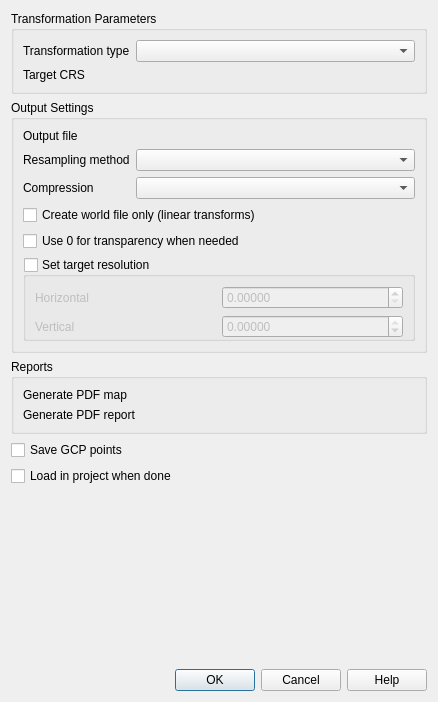
Above: src/ui/georeferencer/qgstransformsettingsdialogbase.ui from nextgis/nextgisqgis before the change. Below: the same form after it.
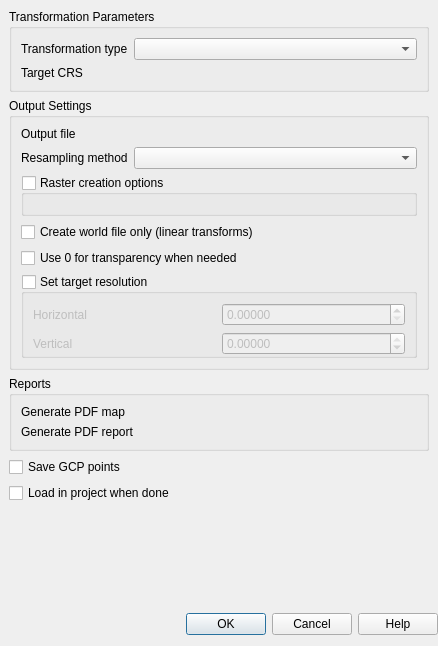
That is the form after the change. Custom widgets are drawn as their Qt base class.

```diff
--- a/src/ui/georeferencer/qgstransformsettingsdialogbase.ui
+++ b/src/ui/georeferencer/qgstransformsettingsdialogbase.ui
@@ -7,21 +7,133 @@
     <x>0</x>
     <y>0</y>
     <width>438</width>
-    <height>702</height>
+    <height>646</height>
    </rect>
   </property>
   <property name="windowTitle">
    <string>Transformation Settings</string>
   </property>
   <layout class="QGridLayout" name="gridLayout_2">
-   <item row="9" column="0">
-    <widget class="QDialogButtonBox" name="buttonBox">
-     <property name="orientation">
-      <enum>Qt::Horizontal</enum>
-     </property>
-     <property name="standardButtons">
-      <set>QDialogButtonBox::Cancel|QDialogButtonBox::Help|QDialogButtonBox::Ok</set>
-     </property>
+   <property name="leftMargin">
+    <number>0</number>
+   </property>
+   <property name="topMargin">
+    <number>0</number>
+   </property>
+   <property name="rightMargin">
+    <number>0</number>
+   </property>
+   <item row="0" column="0">
+    <widget class="QgsScrollArea" name="scrollArea">
+     <property name="frameShape">
+      <enum>QFrame::Shape::NoFrame</enum>
+     </property>
+     <property name="widgetResizable">
+      <bool>true</bool>
+     </property>
+     <widget class="QWidget" name="scrollAreaWidgetContents">
+      <property name="geometry">
+       <rect>
+        <x>0</x>
+        <y>0</y>
+        <width>438</width>
+        <height>600</height>
+       </rect>
+      </property>
+      <layout class="QGridLayout" name="gridLayout_7">
+       <item row="0" column="0">
+        <widget class="QGroupBox" name="groupBox">
+         <property name="title">
+          <string>Transformation Parameters</string>
+         </property>
+         <layout class="QGridLayout" name="gridLayout_4">
+          <item row="0" column="0">
+           <widget class="QLabel" name="label">
+            <property name="sizePolicy">
+             <sizepolicy hsizetype="Fixed" vsizetype="Preferred">
+              <horstretch>0</horstretch>
+              <verstretch>0</verstretch>
+             </sizepolicy>
+            </property>
+            <property name="text">
+             <string>Transformation type</string>
+            </property>
+           </widget>
+          </item>
+          <item row="0" column="1">
+           <widget class="QComboBox" name="cmbTransformType">
+            <property name="sizePolicy">
+             <sizepolicy hsizetype="Preferred" vsizetype="Fixed">
+              <horstretch>0</horstretch>
+              <verstretch>0</verstretch>
+             </sizepolicy>
+            </property>
+           </widget>
+          </item>
+          <item row="1" column="0">
+           <widget class="QLabel" name="label_3">
+            <property name="sizePolicy">
+             <sizepolicy hsizetype="Fixed" vsizetype="Preferred">
+              <horstretch>0</horstretch>
+              <verstretch>0</verstretch>
+             </sizepolicy>
+            </property>
+            <property name="text">
+             <string>Target CRS</string>
+            </property>
+           </widget>
+          </item>
+          <item row="1" column="1">
+           <widget class="QgsProjectionSelectionWidget" name="mCrsSelector" native="true">
+            <property name="focusPolicy">
+             <enum>Qt::FocusPolicy::StrongFocus</enum>
+            </property>
+           </widget>
+          </item>
+         </layout>
+        </widget>
+       </item>
+       <item row="4" column="0">
+        <widget class="QCheckBox" name="cbxLoadInProjectsWhenDone">
+         <property name="text">
+          <string>Load in project when done</string>
+         </property>
+        </widget>
+       </item>
+       <item row="3" column="0">
+        <widget class="QCheckBox" name="saveGcpCheckBox">
+         <property name="text">
+          <string>Save GCP points</string>
+         </property>
+        </widget>
+       </item>
+       <item row="2" column="0">
+        <widget class="QGroupBox" name="groupBox_3">
+         <property name="title">
+          <string>Reports</string>
+         </property>
+         <layout class="QGridLayout" name="gridLayout_6">
+          <item row="1" column="0">
+           <widget class="QLabel" name="label_6">
+            <property name="text">
+             <string>Generate PDF report</string>
+            </property>
+           </widget>
+          </item>
+          <item row="0" column="0">
+           <widget class="QLabel" name="label_7">
+            <property name="text">
+             <string>Generate PDF map</string>
+            </property>
+           </widget>
+          </item>
+          <item row="1" column="1">
+           <widget class="QgsFileWidget" name="mPdfReport" native="true"/>
+          </item>
+          <item row="0" column="1">
+           <widget class="QgsFileWidget" name="mPdfMap" native="true"/>
+          </item>
+         </layout>
     </widget>
    </item>
    <item row="1" column="0">
@@ -49,42 +161,6 @@
           <property name="bottomMargin">
            <number>0</number>
           </property>
-          <item row="3" column="0">
-           <widget class="QLabel" name="mCompressionLabel">
-            <property name="sizePolicy">
-             <sizepolicy hsizetype="Fixed" vsizetype="Preferred">
-              <horstretch>0</horstretch>
-              <verstretch>0</verstretch>
-             </sizepolicy>
-            </property>
-            <property name="text">
-             <string>Compression</string>
-            </property>
-            <property name="buddy">
-             <cstring>cmbCompressionComboBox</cstring>
-            </property>
-           </widget>
-          </item>
-          <item row="5" column="0" colspan="2">
-           <widget class="QCheckBox" name="cbxZeroAsTrans">
-            <property name="text">
-             <string>Use 0 for transparency when needed</string>
-            </property>
-            <property name="checked">
-             <bool>false</bool>
-            </property>
-           </widget>
-          </item>
-          <item row="3" column="1">
-           <widget class="QComboBox" name="cmbCompressionComboBox">
-            <property name="sizePolicy">
-             <sizepolicy hsizetype="Preferred" vsizetype="Fixed">
-              <horstretch>0</horstretch>
-              <verstretch>0</verstretch>
-             </sizepolicy>
-            </property>
-           </widget>
-          </item>
           <item row="1" column="0">
            <widget class="QLabel" name="label_2">
             <property name="sizePolicy">
@@ -98,9 +174,6 @@
             </property>
            </widget>
           </item>
-          <item row="1" column="1">
-           <widget class="QgsFileWidget" name="mRasterOutputFile" native="true"/>
-          </item>
           <item row="4" column="0" colspan="2">
            <widget class="QCheckBox" name="mWorldFileCheckBox">
             <property name="text">
@@ -108,6 +181,22 @@
             </property>
            </widget>
           </item>
+              <item row="2" column="0">
+               <widget class="QLabel" name="textLabel1">
+                <property name="sizePolicy">
+                 <sizepolicy hsizetype="Fixed" vsizetype="Preferred">
+                  <horstretch>0</horstretch>
+                  <verstretch>0</verstretch>
+                 </sizepolicy>
+                </property>
+                <property name="text">
+                 <string>Resampling method</string>
+                </property>
+                <property name="buddy">
+                 <cstring>cmbResampling</cstring>
+                </property>
+               </widget>
+              </item>
           <item row="6" column="0" colspan="2">
            <widget class="QGroupBox" name="cbxUserResolution">
             <property name="title">
@@ -175,22 +264,40 @@
             </layout>
            </widget>
           </item>
-          <item row="2" column="0">
-           <widget class="QLabel" name="textLabel1">
-            <property name="sizePolicy">
-             <sizepolicy hsizetype="Fixed" vsizetype="Preferred">
-              <horstretch>0</horstretch>
-              <verstretch>0</verstretch>
-             </sizepolicy>
-            </property>
+              <item row="5" column="0" colspan="2">
+               <widget class="QCheckBox" name="cbxZeroAsTrans">
             <property name="text">
-             <string>Resampling method</string>
-            </property>
-            <property name="buddy">
-             <cstring>cmbResampling</cstring>
+                 <string>Use 0 for transparency when needed</string>
+                </property>
+                <property name="checked">
+                 <bool>false</bool>
             </property>
            </widget>
           </item>
+              <item row="1" column="1">
+               <widget class="QgsFileWidget" name="mRasterOutputFile" native="true"/>
+              </item>
+              <item row="3" column="0" colspan="2">
+               <widget class="QgsCollapsibleGroupBox" name="mCreationOptionsGroupBox">
+                <property name="title">
+                 <string>Raster creation options</string>
+                </property>
+                <property name="checkable">
+                 <bool>true</bool>
+                </property>
+                <property name="checked">
+                 <bool>false</bool>
+                </property>
+                <property name="collapsed" stdset="0">
+                 <bool>true</bool>
+                </property>
+                <layout class="QVBoxLayout" name="verticalLayout_2">
+                 <item>
+                  <widget class="QgsRasterFormatSaveOptionsWidget" name="mCreationOptionsWidget" native="true"/>
+                 </item>
+                </layout>
+               </widget>
+              </item>
           <item row="2" column="1">
            <widget class="QComboBox" name="cmbResampling">
             <property name="currentIndex">
@@ -237,111 +344,30 @@
      </layout>
     </widget>
    </item>
-   <item row="7" column="0">
-    <widget class="QCheckBox" name="cbxLoadInProjectsWhenDone">
-     <property name="text">
-      <string>Load in project when done</string>
-     </property>
-    </widget>
-   </item>
    <item row="5" column="0">
-    <widget class="QGroupBox" name="groupBox_3">
-     <property name="title">
-      <string>Reports</string>
-     </property>
-     <layout class="QGridLayout" name="gridLayout_6">
-      <item row="0" column="1">
-       <widget class="QgsFileWidget" name="mPdfMap" native="true"/>
-      </item>
-      <item row="1" column="1">
-       <widget class="QgsFileWidget" name="mPdfReport" native="true"/>
-      </item>
-      <item row="1" column="0">
-       <widget class="QLabel" name="label_6">
-        <property name="text">
-         <string>Generate PDF report</string>
-        </property>
-       </widget>
-      </item>
-      <item row="0" column="0">
-       <widget class="QLabel" name="label_7">
-        <property name="text">
-         <string>Generate PDF map</string>
-        </property>
-       </widget>
-      </item>
-     </layout>
-    </widget>
-   </item>
-   <item row="0" column="0">
-    <widget class="QGroupBox" name="groupBox">
-     <property name="title">
-      <string>Transformation Parameters</string>
-     </property>
-     <layout class="QGridLayout" name="gridLayout_4">
-      <item row="0" column="0">
-       <widget class="QLabel" name="label">
-        <property name="sizePolicy">
-         <sizepolicy hsizetype="Fixed" vsizetype="Preferred">
-          <horstretch>0</horstretch>
-          <verstretch>0</verstretch>
-         </sizepolicy>
-        </property>
-        <property name="text">
-         <string>Transformation type</string>
-        </property>
-       </widget>
-      </item>
-      <item row="0" column="1">
-       <widget class="QComboBox" name="cmbTransformType">
-        <property name="sizePolicy">
-         <sizepolicy hsizetype="Preferred" vsizetype="Fixed">
-          <horstretch>0</horstretch>
-          <verstretch>0</verstretch>
-         </sizepolicy>
-        </property>
-       </widget>
-      </item>
-      <item row="1" column="0">
-       <widget class="QLabel" name="label_3">
-        <property name="sizePolicy">
-         <sizepolicy hsizetype="Fixed" vsizetype="Preferred">
-          <horstretch>0</horstretch>
-          <verstretch>0</verstretch>
-         </sizepolicy>
-        </property>
-        <property name="text">
-         <string>Target CRS</string>
-        </property>
-       </widget>
-      </item>
-      <item row="1" column="1">
-       <widget class="QgsProjectionSelectionWidget" name="mCrsSelector" native="true">
-        <property name="focusPolicy">
-         <enum>Qt::StrongFocus</enum>
-        </property>
-       </widget>
-      </item>
-     </layout>
-    </widget>
-   </item>
-   <item row="8" column="0">
     <spacer name="verticalSpacer">
      <property name="orientation">
-      <enum>Qt::Vertical</enum>
+          <enum>Qt::Orientation::Vertical</enum>
      </property>
      <property name="sizeHint" stdset="0">
       <size>
-       <width>0</width>
-       <height>0</height>
+           <width>20</width>
+           <height>40</height>
       </size>
      </property>
     </spacer>
    </item>
-   <item row="6" column="0">
-    <widget class="QCheckBox" name="saveGcpCheckBox">
-     <property name="text">
-      <string>Save GCP points</string>
+      </layout>
+     </widget>
+    </widget>
+   </item>
+   <item row="4" column="0">
+    <widget class="QDialogButtonBox" name="buttonBox">
+     <property name="orientation">
+      <enum>Qt::Orientation::Horizontal</enum>
+     </property>
+     <property name="standardButtons">
+      <set>QDialogButtonBox::StandardButton::Cancel|QDialogButtonBox::StandardButton::Help|QDialogButtonBox::StandardButton::Ok</set>
      </property>
     </widget>
    </item>
@@ -365,6 +391,24 @@
    <extends>QDoubleSpinBox</extends>
    <header location="global">georeferencer/qgsvalidateddoublespinbox.h</header>
   </customwidget>
+  <customwidget>
+   <class>QgsRasterFormatSaveOptionsWidget</class>
+   <extends>QWidget</extends>
+   <header>qgsrasterformatsaveoptionswidget.h</header>
+   <container>1</container>
+  </customwidget>
+  <customwidget>
+   <class>QgsCollapsibleGroupBox</class>
+   <extends>QGroupBox</extends>
+   <header>qgscollapsiblegroupbox.h</header>
+   <container>1</container>
+  </customwidget>
+  <customwidget>
+   <class>QgsScrollArea</class>
+   <extends>QScrollArea</extends>
+   <header>qgsscrollarea.h</header>
+   <container>1</container>
+  </customwidget>
  </customwidgets>
  <tabstops>
   <tabstop>cmbTransformType</tabstop>
```
Left out of the diff: 13 changed lines with no effect on the pictures. Lines whose indentation alone changed are shown as unchanged.
